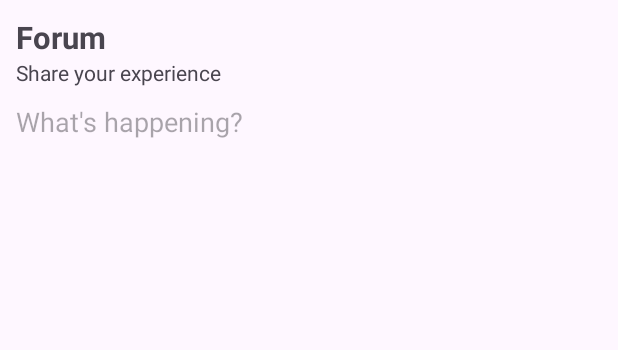
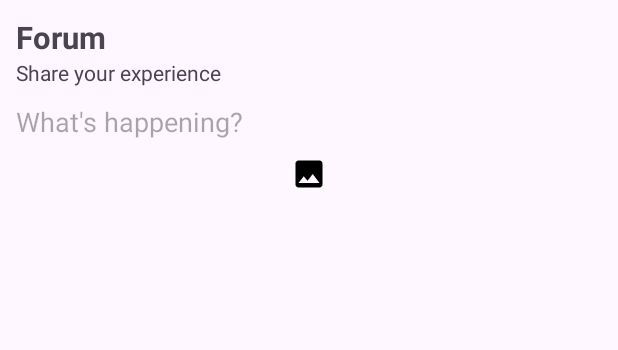
Before and after one commit to mrschwartx/CocoDiag, an Android app: the layout activity_forum_add.xml on its own in the app's theme, with its tools: preview values and no code run, on a phone screen of 412 x 824 dp. Shown: the top 350 px of the screen. Run offline under Robolectric (Android 15) with nearby library versions, the phone set to English and light mode, and no system bars; network calls fail.

Commit message:
feat(md/forum): integrate add post with API

```diff
--- a/md/app/src/main/java/com/dicoding/capstone/cocodiag/features/forum/ForumViewModel.kt
+++ b/md/app/src/main/java/com/dicoding/capstone/cocodiag/features/forum/ForumViewModel.kt
@@ -5,11 +5,13 @@ import androidx.lifecycle.ViewModel
 import com.dicoding.capstone.cocodiag.common.ResultState
 import com.dicoding.capstone.cocodiag.data.local.UserPreference
 import com.dicoding.capstone.cocodiag.data.local.model.PostWithUserDetails
+import com.dicoding.capstone.cocodiag.data.remote.payload.ForumPostResponse
 import com.dicoding.capstone.cocodiag.data.remote.payload.UserResponse
 import com.dicoding.capstone.cocodiag.data.repository.ForumRepository
 import com.dicoding.capstone.cocodiag.data.repository.UserRepository
 import kotlinx.coroutines.flow.first
 import kotlinx.coroutines.runBlocking
+import java.io.File
 
 class ForumViewModel(
     private val userRepository: UserRepository,
@@ -26,6 +28,10 @@ class ForumViewModel(
         return userRepository.findById(userId)
     }
 
+    fun addPost(postText: String, postImage: File?): LiveData<ResultState<ForumPostResponse>> {
+        return forumRepository.addPost(postText, postImage)
+    }
+
     private fun getUserId(): String {
         val userId = runBlocking {
             userPref.getUserId().first()
--- a/md/app/src/main/res/layout/activity_forum_add.xml
+++ b/md/app/src/main/res/layout/activity_forum_add.xml
@@ -32,7 +32,7 @@
         app:layout_constraintTop_toBottomOf="@id/tv_sc_title" />
 
     <EditText
-        android:id="@+id/descriptionEditText"
+        android:id="@+id/et_post_text"
         android:layout_width="match_parent"
         android:layout_height="wrap_content"
         android:paddingTop="@dimen/_8sdp"
@@ -45,6 +45,18 @@
         app:layout_constraintEnd_toEndOf="parent"
         app:layout_constraintStart_toStartOf="parent"
         app:layout_constraintTop_toBottomOf="@+id/tv_sc_subtitle" />
+
+    <ImageView
+        android:id="@+id/iv_post_image"
+        android:layout_width="match_parent"
+        android:layout_height="wrap_content"
+        android:layout_marginHorizontal="@dimen/_8sdp"
+        android:paddingTop="@dimen/_8sdp"
+        android:src="@drawable/ic_place_holder"
+        android:visibility="visible"
+        app:layout_constraintEnd_toEndOf="parent"
+        app:layout_constraintStart_toStartOf="parent"
+        app:layout_constraintTop_toBottomOf="@id/et_post_text" />
 
     <LinearLayout
         android:layout_width="match_parent"
```
Also changed, not shown: md/app/src/main/java/com/dicoding/capstone/cocodiag/data/remote/ApiService.kt (+6 -2 lines), md/app/src/main/java/com/dicoding/capstone/cocodiag/data/remote/payload/Forum.kt (+0 -8 lines), md/app/src/main/java/com/dicoding/capstone/cocodiag/data/repository/ForumRepository.kt (+25 -5 lines), md/app/src/main/java/com/dicoding/capstone/cocodiag/features/forum/ForumAddActivity.kt (+97 -0 lines).
